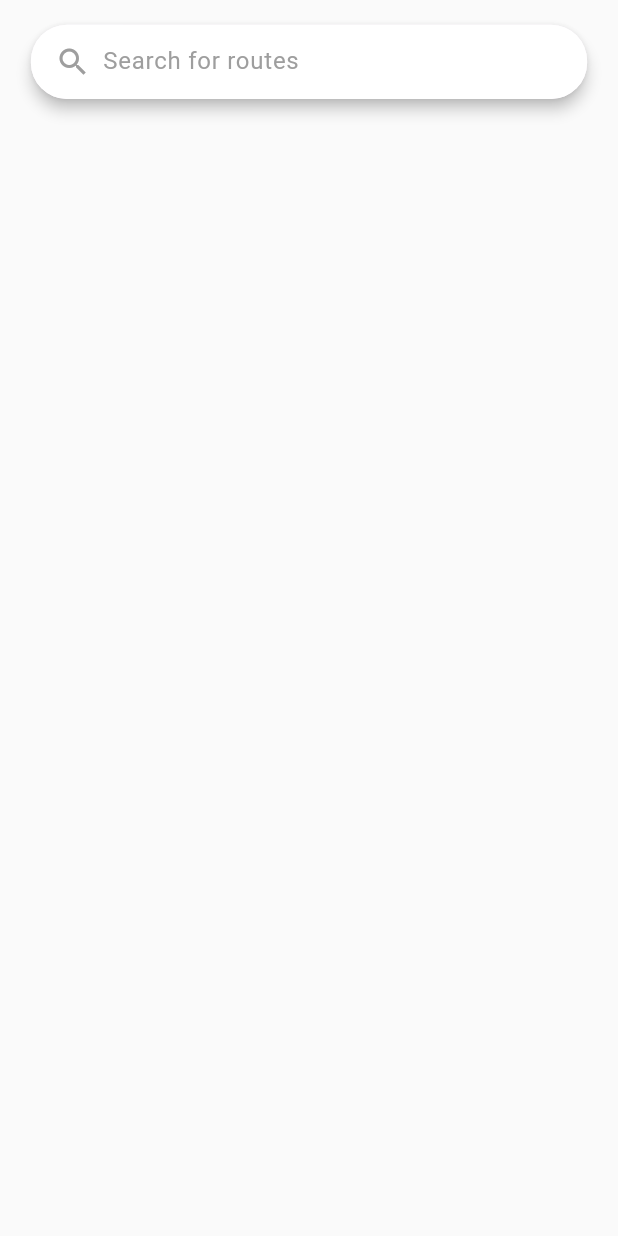
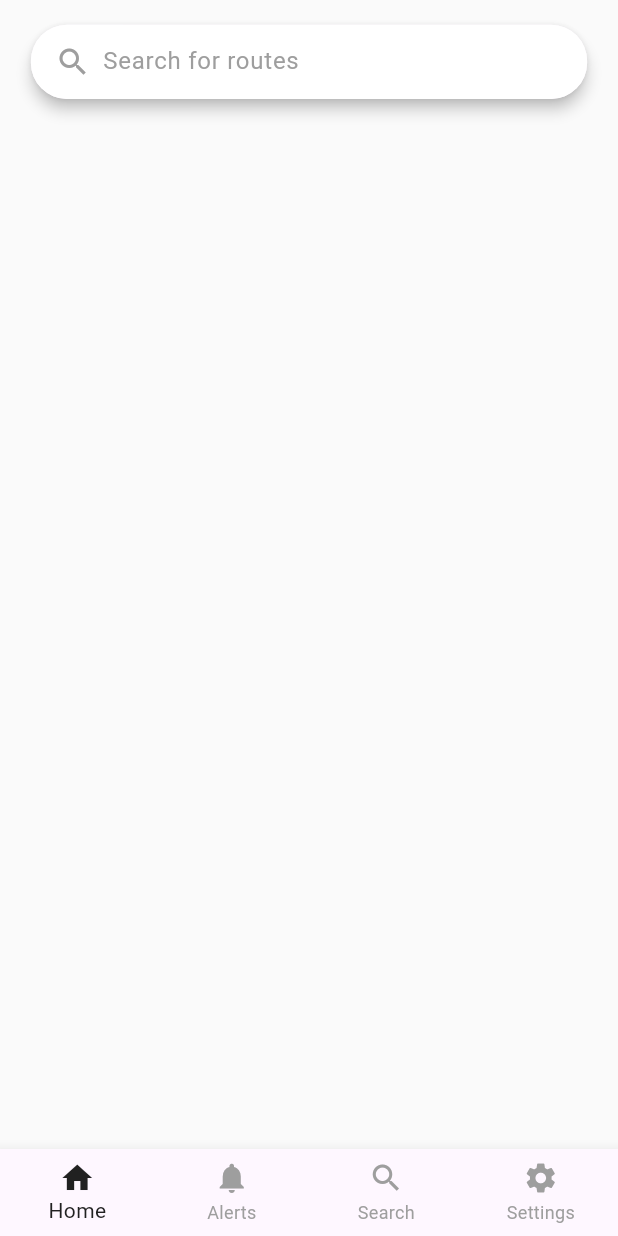
Before and after one commit to heimin22/pasada_driver_side, a Flutter app: the Homepage screen opened directly, on a phone screen of 412 x 824 dp. Run offline on Flutter 3.47's test engine with Material 3 defaults, Android fonts, the phone set to English and light mode, and no system bars; our stand-ins replace flutter_svg.

Commit message:
added bottom navigation in the homepage

```diff
--- a/lib/homepage.dart
+++ b/lib/homepage.dart
@@ -2,12 +2,21 @@ import 'package:flutter/material.dart';
 // import 'package:flutter_svg/flutter_svg.dart';
 
 class Homepage extends StatefulWidget {
+  const Homepage({super.key});
+
   @override
   HomepageState createState() => HomepageState();
 }
 
 class HomepageState extends State<Homepage> {
   String _searchText = "";
+  int _selectedIndex = 0; // To track the currently selected bottom nav item
+
+  void _onItemTapped(int index) {
+    setState(() {
+      _selectedIndex = index;
+    });
+  }
 
   @override
   Widget build(BuildContext context) {
@@ -59,6 +68,7 @@ class HomepageState extends State<Homepage> {
                 ),
               ),
             ),
+
             // Displaying search input for testing purposes
             Positioned(
               top: screenHeight * 0.12,
@@ -72,6 +82,36 @@ class HomepageState extends State<Homepage> {
           ],
         ),
       ),
+
+      //BOTTOM NAVIGATION
+      bottomNavigationBar: BottomNavigationBar(
+        currentIndex: _selectedIndex, // Track the selected index
+        onTap: _onItemTapped, // Handle tap on items
+        type: BottomNavigationBarType.fixed, // Keeps icons and text visible
+        selectedItemColor: Colors.grey[900], // Active icon color
+        unselectedItemColor: Colors.grey, // Inactive icon color
+        showSelectedLabels: true,
+        showUnselectedLabels: true,
+
+        items: const [
+          BottomNavigationBarItem(
+            icon: Icon(Icons.home),
+            label: 'Home',
+          ),
+          BottomNavigationBarItem(
+            icon: Icon(Icons.notifications),
+            label: 'Alerts',
+          ),
+          BottomNavigationBarItem(
+            icon: Icon(Icons.search),
+            label: 'Search',
+          ),
+          BottomNavigationBarItem(
+            icon: Icon(Icons.settings),
+            label: 'Settings',
+          ),
+        ],
+      ),
     );
   }
 }
```
